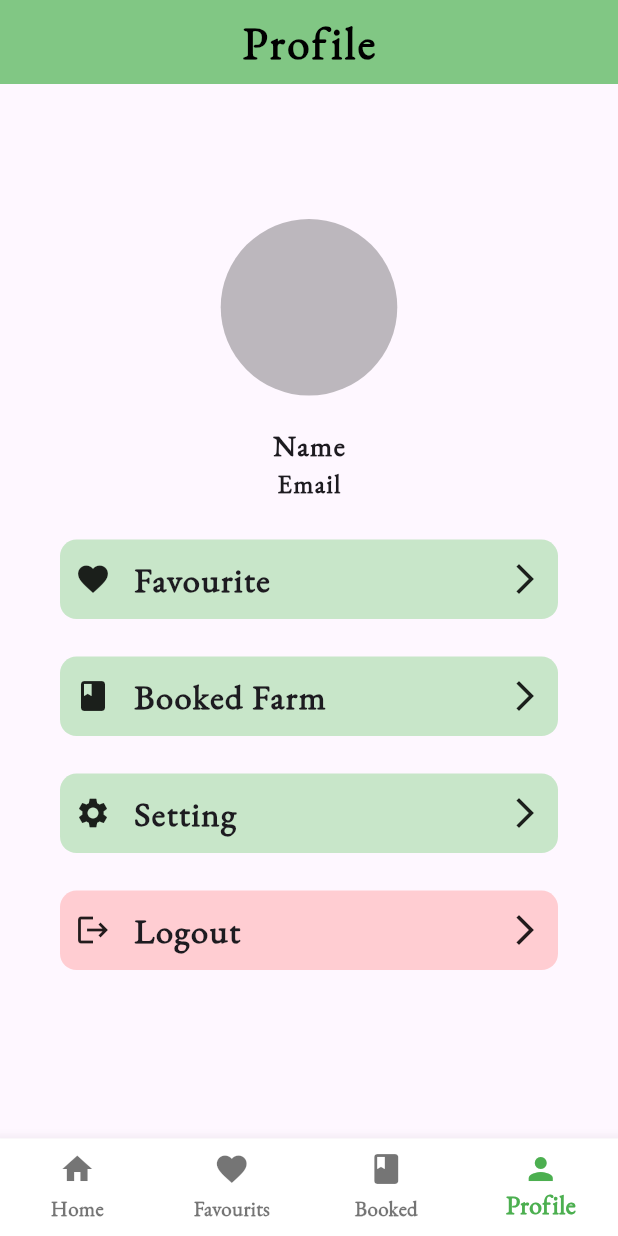
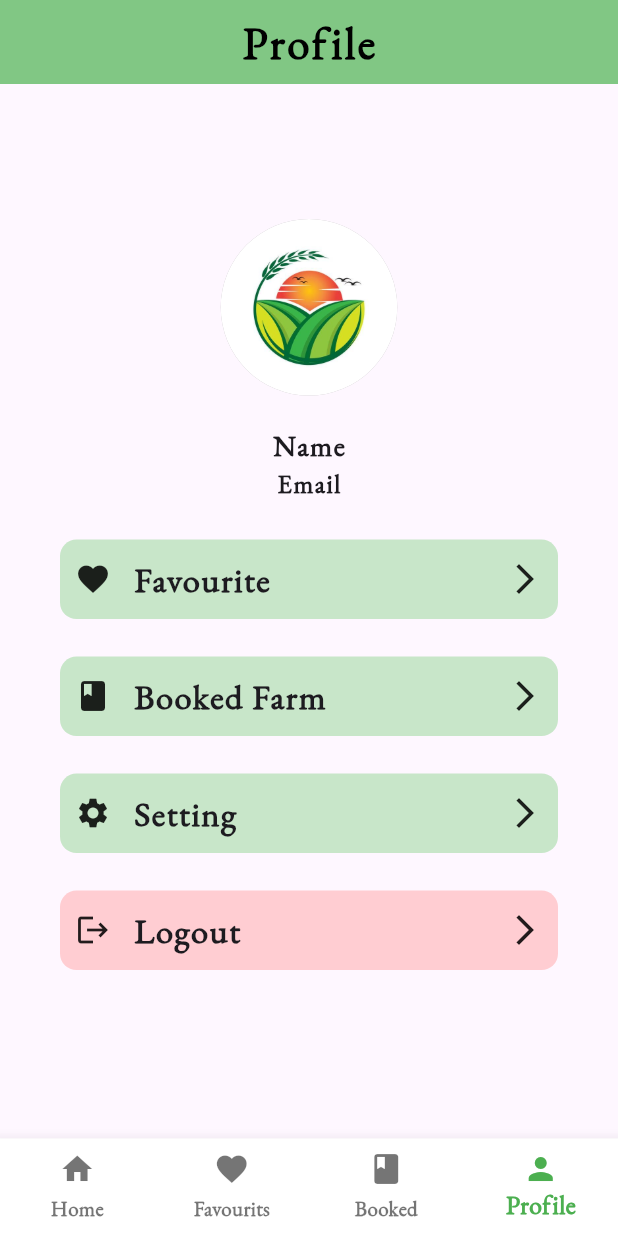
Before and after one commit to Parth-FlutterDeveloper/Farm_Fusion, a Flutter app: the screen it shows after launch, item 4 of the bottom bar chosen, on a phone screen of 412 x 824 dp. Run offline on Flutter 3.47's test engine with Material 3 defaults, Android fonts, the light colour scheme and no system bars; our stand-ins replace another_carousel_pro, firebase_core, fluttertoast, get; accounts and stored records are empty.

Commit message:
10 Commit 10.0

```diff
--- a/lib/Widgets/Profile Widget/profile_Image_widget.dart
+++ b/lib/Widgets/Profile Widget/profile_Image_widget.dart
@@ -22,7 +22,11 @@
             width: Get.width / 3,
             decoration: BoxDecoration(
                 shape: BoxShape.circle,
-                color: Colors.black26
+                color: Colors.black26,
+                image: DecorationImage(
+                  image: AssetImage("assets/images/splashImage.jpeg"),
+                  fit: BoxFit.cover
+                )
             ),
           ),
         ),
```
